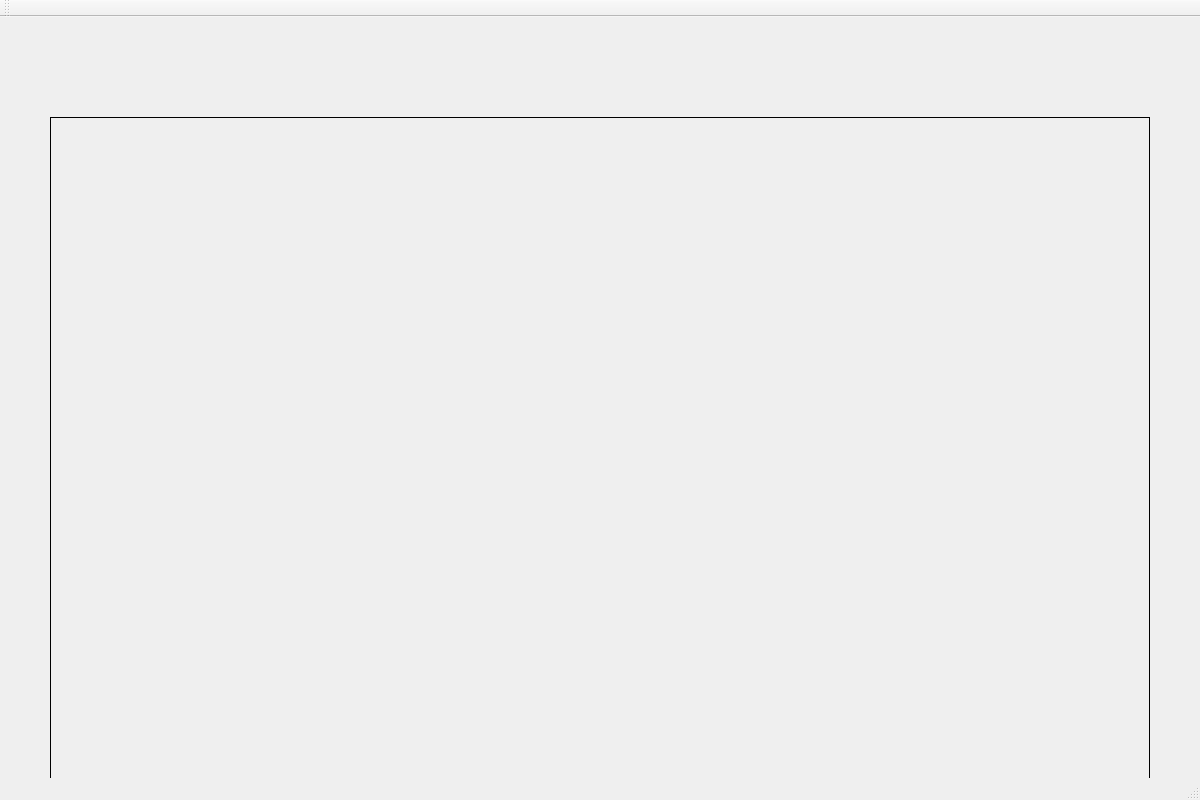
Qt form BalloonGame/mainwindow.ui (YunusEmreAlps/Balloon_Game) before a commit.
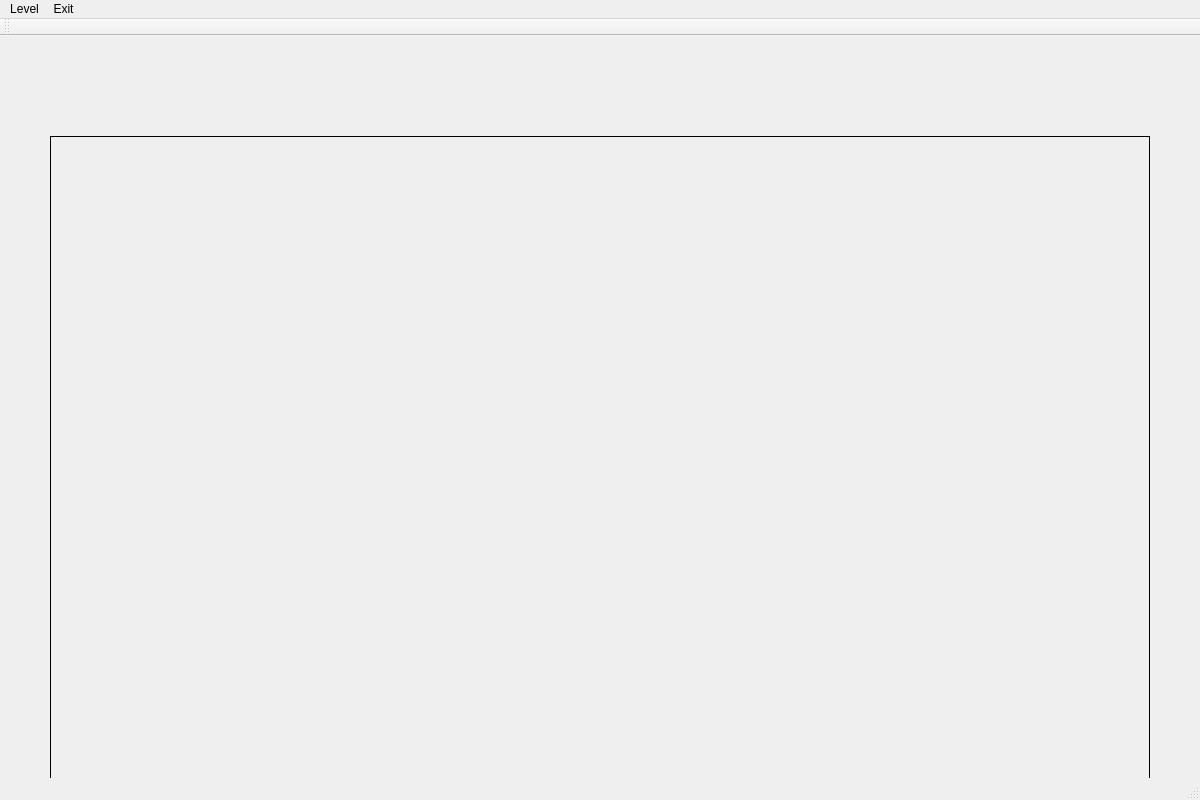
The same form after that commit.

Patch:
```diff
--- a/BalloonGame/mainwindow.ui
+++ b/BalloonGame/mainwindow.ui
@@ -134,6 +134,22 @@
      <height>21</height>
     </rect>
    </property>
+   <widget class="QMenu" name="menuLevel">
+    <property name="title">
+     <string>Level</string>
+    </property>
+    <addaction name="actionEasy"/>
+    <addaction name="actionMedium"/>
+    <addaction name="actionHard"/>
+   </widget>
+   <widget class="QMenu" name="menuExit">
+    <property name="title">
+     <string>Exit</string>
+    </property>
+    <addaction name="actionExit"/>
+   </widget>
+   <addaction name="menuLevel"/>
+   <addaction name="menuExit"/>
   </widget>
   <widget class="QToolBar" name="mainToolBar">
    <attribute name="toolBarArea">
```
Left out of the diff: 81 changed lines with no effect on the pictures.
